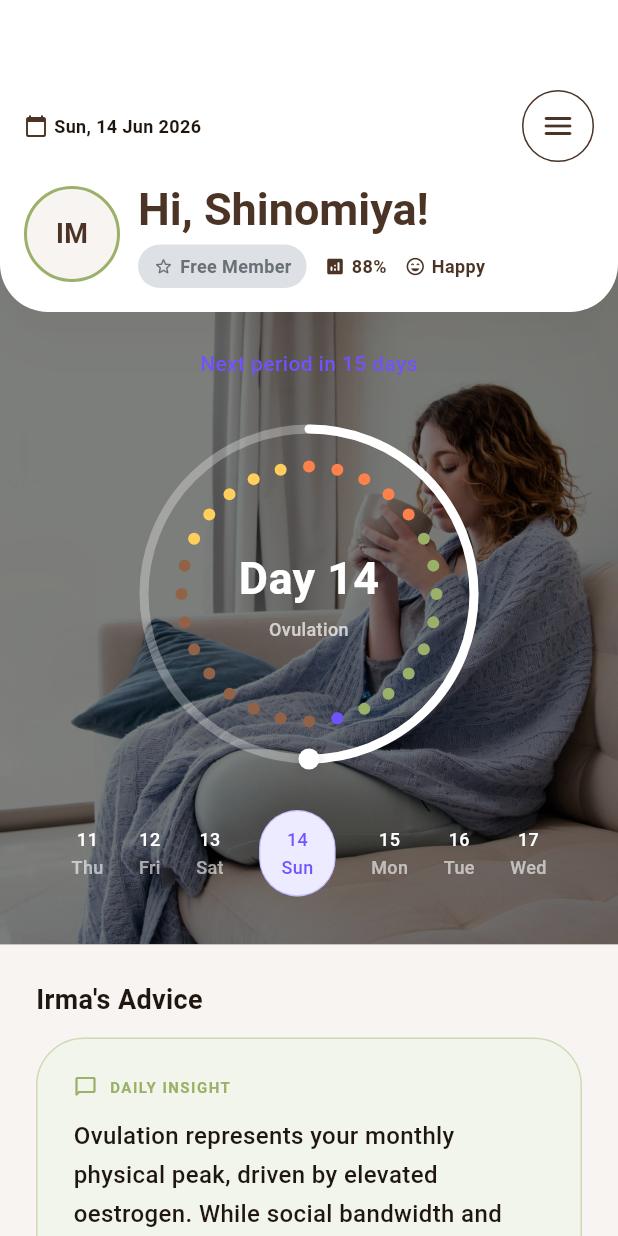
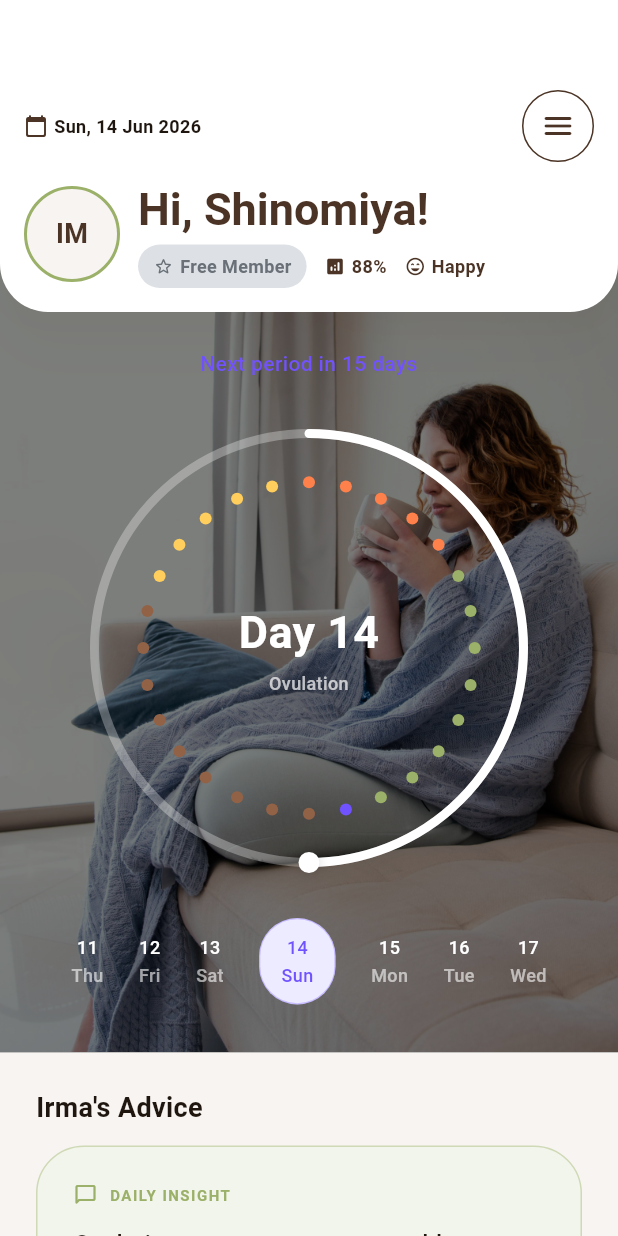
Before and after one commit to dsegelov123/Irma-App, a Flutter app: the DashboardView screen opened directly with empty values, on a phone screen of 412 x 824 dp. Run offline on Flutter 3.47's test engine with Material 3 defaults, Android fonts, the phone set to English and light mode, and no system bars; our stand-ins replace flutter_secure_storage, google_fonts, hive_flutter, local_auth; accounts and stored records are empty.

Commit message:
Scale circular indicator size by 30% without changing text, dots, or line weights

```diff
--- a/lib/widgets/cycle_circular_indicator.dart
+++ b/lib/widgets/cycle_circular_indicator.dart
@@ -26,13 +26,13 @@ class IrmaCycleCircularIndicator extends StatelessWidget {
   @override
   Widget build(BuildContext context) {
     return SizedBox(
-      width: 240,
-      height: 240,
+      width: 312,
+      height: 312,
       child: Stack(
         alignment: Alignment.center,
         children: [
           CustomPaint(
-            size: const Size(240, 240),
+            size: const Size(312, 312),
             painter: CycleCircularIndicatorPainter(
               progress: progress,
               currentDay: currentDay,
@@ -82,8 +82,8 @@ class CycleCircularIndicatorPainter extends CustomPainter {
   @override
   void paint(Canvas canvas, Size size) {
     final center = Offset(size.width / 2, size.height / 2);
-    final double barRadius = 110.0; // Radius of outer circular progress bar
-    final double dotsRadius = 85.0; // Radius of inner circle of dots
+    final double barRadius = 143.0; // Radius of outer circular progress bar (scaled 30%)
+    final double dotsRadius = 110.5; // Radius of inner circle of dots (scaled 30%)
 
     // 1. Draw outer progress track (thin transparent white)
     final trackPaint = Paint()
```
